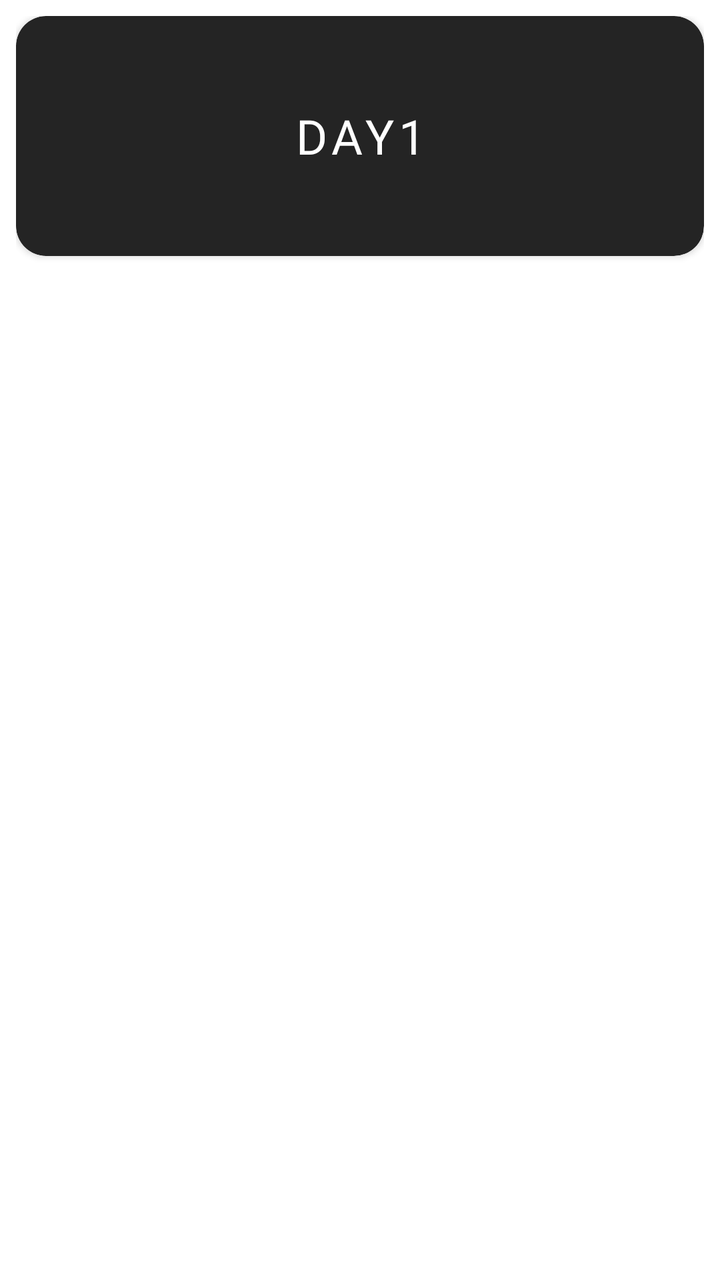
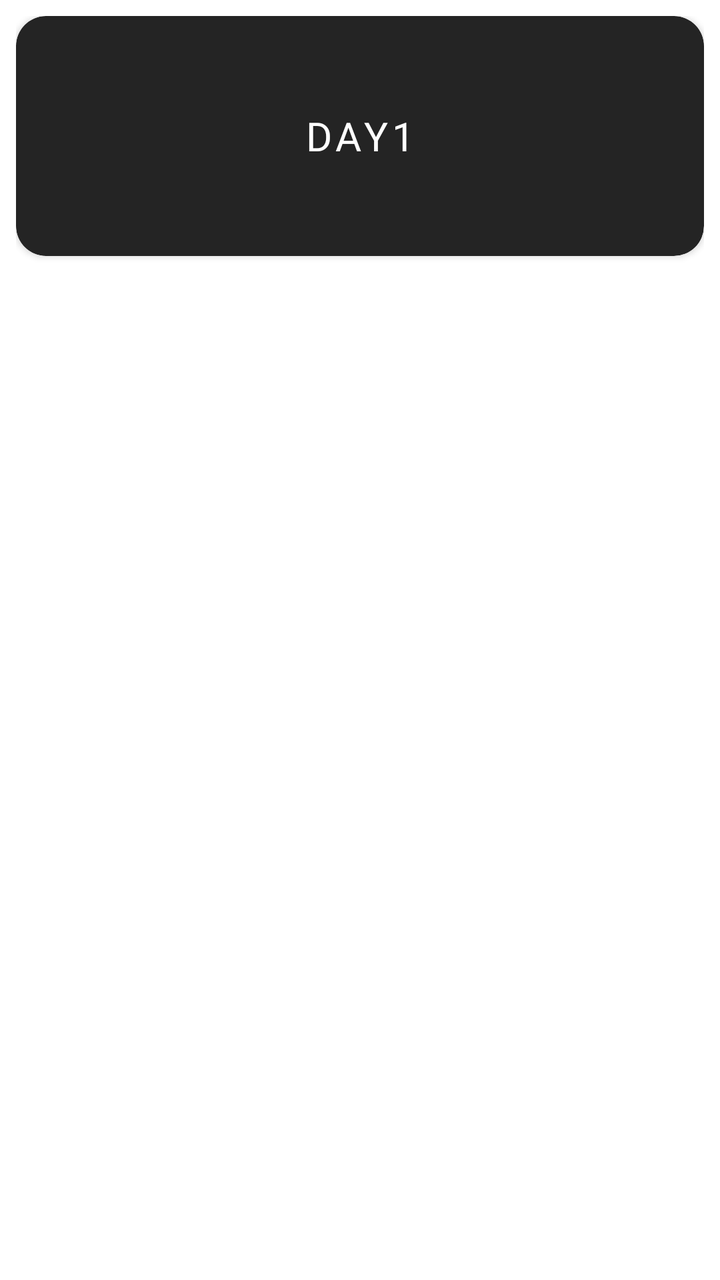

An Android layout rendered at two revisions. The XML below is the earlier revision; the diff shows what the commit changed to produce the second picture.
<!-- AndroidManifest.xml: application theme Theme.NavigationDrawer -->
<!-- res/layout/layout_fix.xml -->
<?xml version="1.0" encoding="utf-8"?>
<androidx.constraintlayout.widget.ConstraintLayout xmlns:android="http://schemas.android.com/apk/res/android"
    xmlns:app="http://schemas.android.com/apk/res-auto"
    xmlns:tools="http://schemas.android.com/tools"
    android:layout_width="match_parent"
    android:layout_height="wrap_content"
    android:padding="8dp">

    <androidx.cardview.widget.CardView
        android:layout_width="match_parent"
        android:layout_height="wrap_content"
        app:cardBackgroundColor="#242424"
        app:cardCornerRadius="15dp"
        app:layout_constraintEnd_toEndOf="parent"
        app:layout_constraintStart_toStartOf="parent"
        app:layout_constraintTop_toTopOf="parent">

        <TextView
            android:id="@+id/dayText"
            android:layout_width="match_parent"
            android:layout_height="120dp"
            android:fontFamily="@font/poppins_semibold"
            android:gravity="center"
            android:letterSpacing="0.1"
            android:text="day1"
            android:padding="5dp"
            android:textAllCaps="true"
            android:textColor="@color/white"
            android:textSize="24dp" />


    </androidx.cardview.widget.CardView>

</androidx.constraintlayout.widget.ConstraintLayout>
<!-- resources referenced by this layout -->
<resources>
  <color name="white">#FFFFFFFF</color>
  <style name="Theme.NavigationDrawer" parent="Theme.MaterialComponents.DayNight.NoActionBar">
          
          <item name="colorPrimary">#FFECA1</item>
          
      </style>
</resources>

<!-- the commit's change to res/layout/layout_fix.xml (unified diff, before → after) -->
@@ -26,7 +26,7 @@
             android:padding="5dp"
             android:textAllCaps="true"
             android:textColor="@color/white"
-            android:textSize="24dp" />
+            android:textSize="20dp" />
 
 
     </androidx.cardview.widget.CardView>
